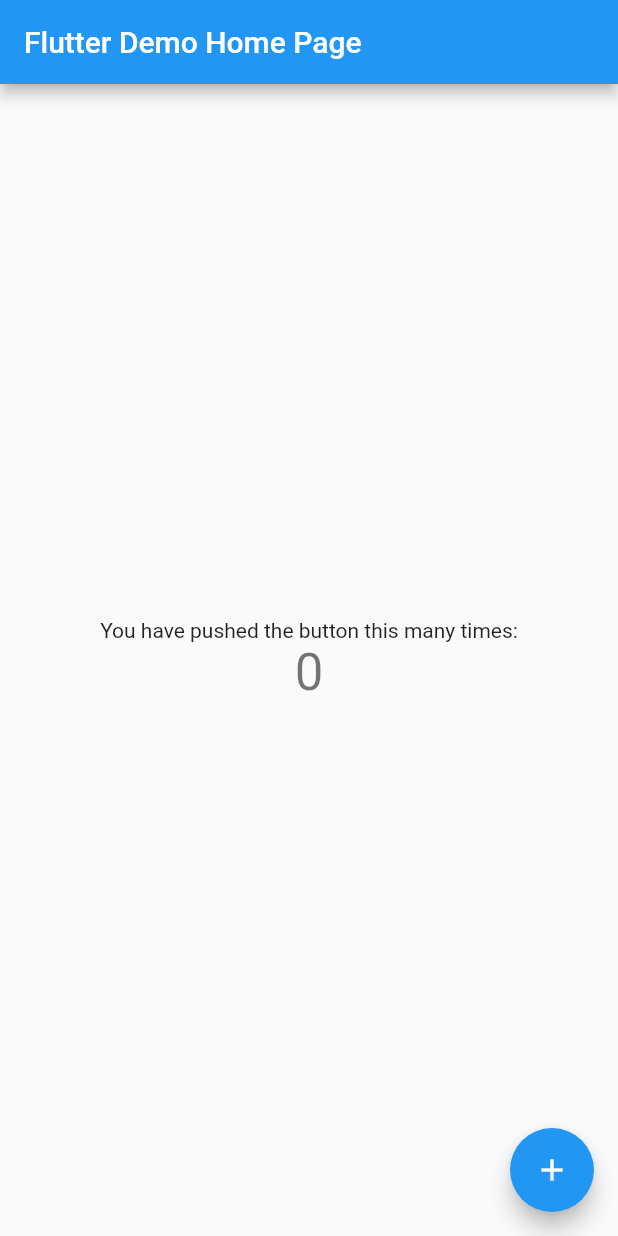
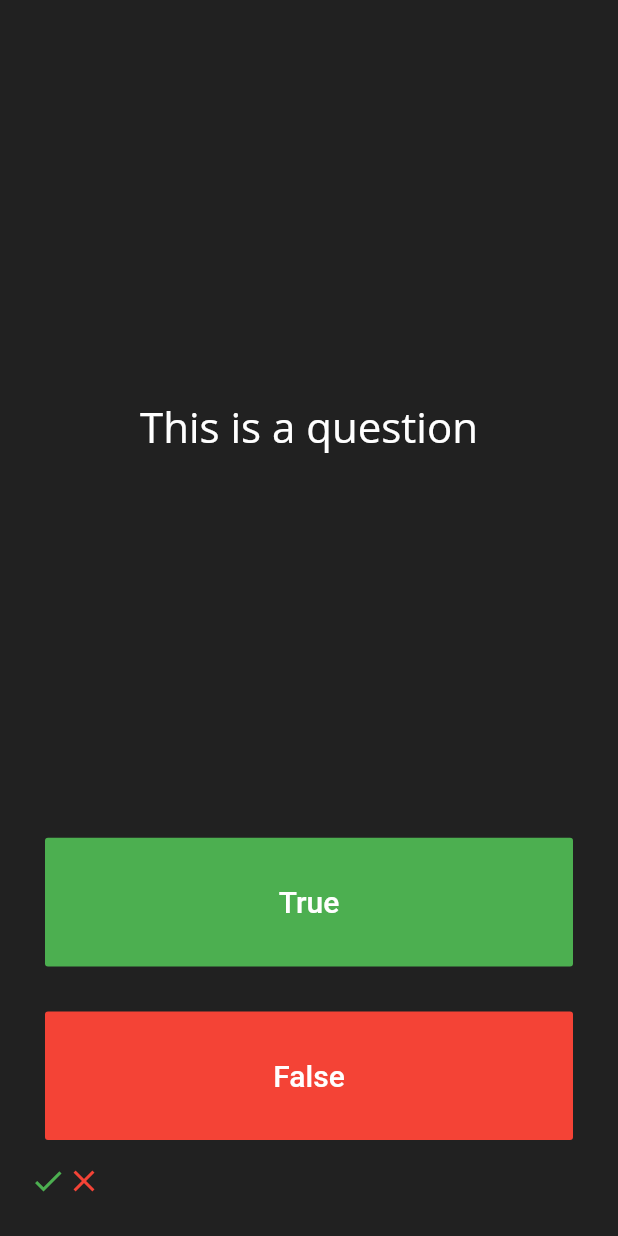
Before and after one commit to nestorsgarzonc/quizz-app, a Flutter app: the screen it shows after launch, on a phone screen of 412 x 824 dp. Run offline on Flutter 3.47's test engine with Material 2 defaults, Android fonts, the phone set to English and light mode, and no system bars; our stand-ins replace google_fonts.

Commit message:
score keeper

```diff
--- a/lib/main.dart
+++ b/lib/main.dart
@@ -1,111 +1,118 @@
 import 'package:flutter/material.dart';
+import 'package:google_fonts/google_fonts.dart';
 
 void main() => runApp(MyApp());
 
 class MyApp extends StatelessWidget {
-  // This widget is the root of your application.
   @override
   Widget build(BuildContext context) {
     return MaterialApp(
-      title: 'Flutter Demo',
-      theme: ThemeData(
-        // This is the theme of your application.
-        //
-        // Try running your application with "flutter run". You'll see the
-        // application has a blue toolbar. Then, without quitting the app, try
-        // changing the primarySwatch below to Colors.green and then invoke
-        // "hot reload" (press "r" in the console where you ran "flutter run",
-        // or simply save your changes to "hot reload" in a Flutter IDE).
-        // Notice that the counter didn't reset back to zero; the application
-        // is not restarted.
-        primarySwatch: Colors.blue,
+      title: 'Material App',
+      debugShowCheckedModeBanner: false,
+      home: Scaffold(
+        backgroundColor: Colors.grey.shade900,
+        body: SafeArea(
+          child: Padding(
+            padding: EdgeInsets.all(20),
+            child: QuizzPage(),
+          ),
+        ),
       ),
-      home: MyHomePage(title: 'Flutter Demo Home Page'),
     );
   }
 }
 
-class MyHomePage extends StatefulWidget {
-  MyHomePage({Key key, this.title}) : super(key: key);
-
-  // This widget is the home page of your application. It is stateful, meaning
-  // that it has a State object (defined below) that contains fields that affect
-  // how it looks.
-
-  // This class is the configuration for the state. It holds the values (in this
-  // case the title) provided by the parent (in this case the App widget) and
-  // used by the build method of the State. Fields in a Widget subclass are
-  // always marked "final".
-
-  final String title;
-
+class QuizzPage extends StatefulWidget {
   @override
-  _MyHomePageState createState() => _MyHomePageState();
+  _QuizzPageState createState() => _QuizzPageState();
 }
 
-class _MyHomePageState extends State<MyHomePage> {
-  int _counter = 0;
-
-  void _incrementCounter() {
-    setState(() {
-      // This call to setState tells the Flutter framework that something has
-      // changed in this State, which causes it to rerun the build method below
-      // so that the display can reflect the updated values. If we changed
-      // _counter without calling setState(), then the build method would not be
-      // called again, and so nothing would appear to happen.
-      _counter++;
-    });
+class _QuizzPageState extends State<QuizzPage> {
+  List<Widget> scoreKeeper = [
+    Icon(
+      Icons.check,
+      color: Colors.green,
+    ),
+    Icon(
+      Icons.close,
+      color: Colors.red,
+    ),
+  ];
+  @override
+  Widget build(BuildContext context) {
+    return Column(
+      crossAxisAlignment: CrossAxisAlignment.stretch,
+      mainAxisAlignment: MainAxisAlignment.spaceEvenly,
+      children: <Widget>[
+        _question(),
+        _trueButton(),
+        SizedBox(
+          height: 10,
+        ),
+        _falseButton(),
+        Padding(
+          padding: const EdgeInsets.symmetric(vertical: 5),
+          child: Row(
+            children: scoreKeeper,
+          ),
+        )
+      ],
+    );
   }
 
-  @override
-  Widget build(BuildContext context) {
-    // This method is rerun every time setState is called, for instance as done
-    // by the _incrementCounter method above.
-    //
-    // The Flutter framework has been optimized to make rerunning build methods
-    // fast, so that you can just rebuild anything that needs updating rather
-    // than having to individually change instances of widgets.
-    return Scaffold(
-      appBar: AppBar(
-        // Here we take the value from the MyHomePage object that was created by
-        // the App.build method, and use it to set our appbar title.
-        title: Text(widget.title),
-      ),
-      body: Center(
-        // Center is a layout widget. It takes a single child and positions it
-        // in the middle of the parent.
-        child: Column(
-          // Column is also a layout widget. It takes a list of children and
-          // arranges them vertically. By default, it sizes itself to fit its
-          // children horizontally, and tries to be as tall as its parent.
-          //
-          // Invoke "debug painting" (press "p" in the console, choose the
-          // "Toggle Debug Paint" action from the Flutter Inspector in Android
-          // Studio, or the "Toggle Debug Paint" command in Visual Studio Code)
-          // to see the wireframe for each widget.
-          //
-          // Column has various properties to control how it sizes itself and
-          // how it positions its children. Here we use mainAxisAlignment to
-          // center the children vertically; the main axis here is the vertical
-          // axis because Columns are vertical (the cross axis would be
-          // horizontal).
-          mainAxisAlignment: MainAxisAlignment.center,
-          children: <Widget>[
-            Text(
-              'You have pushed the button this many times:',
+  Widget _question() {
+    return Expanded(
+      flex: 5,
+      child: Padding(
+        padding: EdgeInsets.all(10),
+        child: Center(
+          child: Text(
+            'This is a question',
+            textAlign: TextAlign.center,
+            style: GoogleFonts.openSans(
+              textStyle: TextStyle(fontSize: 28, color: Colors.white),
             ),
-            Text(
-              '$_counter',
-              style: Theme.of(context).textTheme.display1,
-            ),
-          ],
+          ),
         ),
       ),
-      floatingActionButton: FloatingActionButton(
-        onPressed: _incrementCounter,
-        tooltip: 'Increment',
-        child: Icon(Icons.add),
-      ), // This trailing comma makes auto-formatting nicer for build methods.
+    );
+  }
+
+  Widget _trueButton() {
+    return Expanded(
+      child: Padding(
+        padding: EdgeInsets.all(10),
+        child: FlatButton(
+          color: Colors.green,
+          textColor: Colors.white,
+          child: Text(
+            'True',
+            style: TextStyle(fontSize: 20),
+          ),
+          onPressed: () {
+            setState(() {
+              scoreKeeper.add(Icon(Icons.check, color:Colors.green));
+            });
+          },
+        ),
+      ),
+    );
+  }
+
+  Widget _falseButton() {
+    return Expanded(
+      child: Padding(
+        padding: EdgeInsets.all(10),
+        child: FlatButton(
+          color: Colors.red,
+          textColor: Colors.white,
+          child: Text(
+            'False',
+            style: TextStyle(fontSize: 20),
+          ),
+          onPressed: () {},
+        ),
+      ),
     );
   }
 }
```
Also changed, not shown: pubspec.yaml (+2 -51 lines), pubspec.lock.
